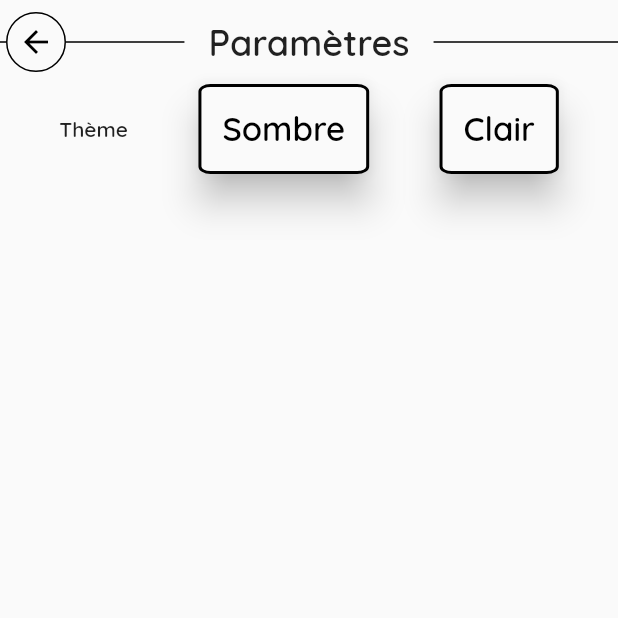
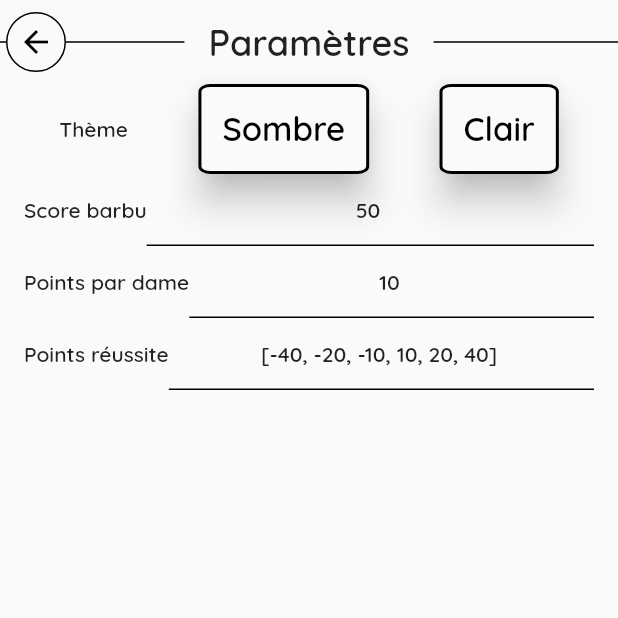
Before and after one commit to Zigotote/barbu_score, a Flutter app: the MySettings screen opened by its route, after a tap on "Sombre", on a phone screen of 412 x 824 dp, the top half of it. Run offline on Flutter 3.47's test engine with Material 2 defaults, Android fonts, the phone set to English and light mode, and no system bars; our stand-ins replace flutter_riverpod, go_router, reorderable_grid_view, shared_preferences, sprintf, wakelock; missing offline and left inert: flutter_circular_text, non_uniform_border; accounts and stored records are empty.

Commit message:
feat: add personnalize contract scores (without ux/ui)

```diff
--- a/lib/commons/models/contract_info.dart
+++ b/lib/commons/models/contract_info.dart
@@ -1,25 +1,34 @@
+import 'package:barbu_score/commons/models/domino_points_props.dart';
+
 import '../../main.dart';
 import 'contract_models.dart';
 
 /// List the names of the contracts for a party
 enum ContractsInfo {
-  barbu("Barbu", Routes.barbuOrNoLastTrickScores),
-  noHearts("Sans coeurs", Routes.noSomethingScores),
-  noQueens("Sans dames", Routes.noSomethingScores),
-  noTricks("Sans plis", Routes.noSomethingScores),
-  noLastTrick("Dernier", Routes.barbuOrNoLastTrickScores),
-  trumps("Salade", Routes.trumpsScores),
-  domino("Réussite", Routes.dominoScores);
+  barbu("Barbu", 50, Routes.barbuOrNoLastTrickScores),
+  noHearts("Sans coeurs", 5, Routes.noSomethingScores),
+  noQueens("Sans dames", 10, Routes.noSomethingScores),
+  noTricks("Sans plis", 5, Routes.noSomethingScores),
+  noLastTrick("Dernier", 40, Routes.barbuOrNoLastTrickScores),
+  trumps("Salade", null, Routes.trumpsScores),
+  domino(
+      "Réussite",
+      DominoPointsProps(
+        isFix: false,
+        points: [-40, -20, -10, 10, 20, 40],
+      ),
+      Routes.dominoScores);
 
-  const ContractsInfo(this.displayName, this.route);
+  const ContractsInfo(this.displayName, this.defaultPoints, this.route);
 
   final String displayName;
+  final dynamic defaultPoints;
   final String route;
 
   AbstractContractModel get contract {
     switch (this) {
       case ContractsInfo.barbu:
-        return BarbuContractModel();
+        return OneLooserContractModel(ContractsInfo.barbu);
       case ContractsInfo.noHearts:
         return NoHeartsContractModel();
       case ContractsInfo.noQueens:
@@ -27,7 +36,7 @@ enum ContractsInfo {
       case ContractsInfo.noTricks:
         return NoTricksContractModel();
       case ContractsInfo.noLastTrick:
-        return NoLastTrickContractModel();
+        return OneLooserContractModel(ContractsInfo.noLastTrick);
       case ContractsInfo.trumps:
         return TrumpsContractModel();
       case ContractsInfo.domino:
--- a/lib/commons/models/contract_models.dart
+++ b/lib/commons/models/contract_models.dart
@@ -1,7 +1,9 @@
 import 'dart:convert';
 
 import '../utils/globals.dart' as globals;
+import '../utils/storage.dart';
 import 'contract_info.dart';
+import 'domino_points_props.dart';
 
 /// An abstract class to fill the scores for a contract
 abstract class AbstractContractModel {
@@ -41,7 +43,7 @@ abstract class AbstractContractModel {
 
   Map<String, dynamic> toJson() {
     return {
-      "name": name.toString(),
+      "name": name,
       "scores": jsonEncode(_scores),
     };
   }
@@ -56,12 +58,14 @@ abstract class AbstractContractModel {
   bool setScores(Map<String, int> itemsByPlayer);
 }
 
-/// An abstract class to fill the scores for a contract which has only one looser
-abstract class AbstractOneLooserContractModel extends AbstractContractModel {
+/// A class to fill the scores for a contract which has only one looser
+class OneLooserContractModel extends AbstractContractModel {
   /// The number of points the looser will have for this contract
   final int _points;
 
-  AbstractOneLooserContractModel(String name, this._points) : super(name);
+  OneLooserContractModel(ContractsInfo contractsInfo)
+      : _points = MyStorage().getPoints(contractsInfo),
+        super(contractsInfo.name);
 
   @override
   Map<String, int> get playerItems => {
@@ -93,10 +97,10 @@ abstract class AbstractMultipleLooserContractModel
   final int _expectedItems;
 
   AbstractMultipleLooserContractModel(
-    String name,
-    this._pointsByItem,
+    ContractsInfo contractsInfo,
     this._expectedItems,
-  ) : super(name);
+  )   : _pointsByItem = MyStorage().getPoints(contractsInfo),
+        super(contractsInfo.name);
 
   /// Returns the maximal score for the contract
   int get expectedItems => _expectedItems;
@@ -131,30 +135,20 @@ abstract class AbstractMultipleLooserContractModel
   }
 }
 
-/// A barbu contract scores
-class BarbuContractModel extends AbstractOneLooserContractModel {
-  BarbuContractModel() : super(ContractsInfo.barbu.name, 50);
-}
-
 /// A no hearts contract scores
 class NoHeartsContractModel extends AbstractMultipleLooserContractModel {
   NoHeartsContractModel()
-      : super(ContractsInfo.noHearts.name, 5, globals.nbPlayers * 2);
+      : super(ContractsInfo.noHearts, globals.nbPlayers * 2);
 }
 
 /// A no queens contract scores
 class NoQueensContractModel extends AbstractMultipleLooserContractModel {
-  NoQueensContractModel() : super(ContractsInfo.noQueens.name, 10, 4);
+  NoQueensContractModel() : super(ContractsInfo.noQueens, 4);
 }
 
 /// A no tricks contract scores
 class NoTricksContractModel extends AbstractMultipleLooserContractModel {
-  NoTricksContractModel() : super(ContractsInfo.noTricks.name, 5, 8);
-}
-
-/// A no last trick contract scores
-class NoLastTrickContractModel extends AbstractOneLooserContractModel {
-  NoLastTrickContractModel() : super(ContractsInfo.noLastTrick.name, 40);
+  NoTricksContractModel() : super(ContractsInfo.noTricks, 8);
 }
 
 /// A trumps contract scores
@@ -173,8 +167,8 @@ class TrumpsContractModel extends AbstractContractModel {
 
 /// A domino contract scores
 class DominoContractModel extends AbstractContractModel {
-  /// The scores the player can have (it is a symmetric array)
-  final List<int> _rankScores = [40, 20, 10];
+  /// The scores the player can have
+  final DominoPointsProps _dominoPointsProps = MyStorage().getDominoPoints();
 
   DominoContractModel() : super(ContractsInfo.domino.name);
 
@@ -199,21 +193,30 @@ class DominoContractModel extends AbstractContractModel {
       (element1, element2) => element1.value - element2.value,
     );
 
-    double middleIndex = orderedPlayers.length / 2;
+    final List<int> dominoPoints = _dominoPointsProps.points;
+    final double middleIndex = orderedPlayers.length / 2;
     for (var player in orderedPlayers) {
-      int score = 0;
       int playerIndex = orderedPlayers.indexOf(player);
 
-      /// If the number of players is odd, and the player is in the middle rank, he has 0 points. Else it is calculated
-      if (orderedPlayers.length % 2 == 0 || middleIndex - 0.5 != playerIndex) {
-        /// The firsts players have a negative score, other have a positive score
-        if (playerIndex < middleIndex) {
-          score -= _rankScores[playerIndex];
-        } else {
-          score = _rankScores[orderedPlayers.length - playerIndex - 1];
+      if (_dominoPointsProps.isFix) {
+        _scores[player.key] = dominoPoints[playerIndex];
+      } else {
+        int score = 0;
+        // If the number of players is odd, and the player is in the middle rank, he has 0 points. Else it is calculated
+        if (orderedPlayers.length % 2 == 0 ||
+            middleIndex - 0.5 != playerIndex) {
+          // To get the first players scores, we read the array forward
+          if (playerIndex < middleIndex) {
+            score = dominoPoints[playerIndex];
+          }
+          // To get the last players scores, the array is read backward
+          else {
+            score = dominoPoints[
+                dominoPoints.length - (orderedPlayers.length - playerIndex)];
+          }
         }
+        _scores[player.key] = score;
       }
-      _scores[player.key] = score;
     }
     return true;
   }
--- /dev/null
+++ b/lib/commons/models/domino_points_props.dart
@@ -0,0 +1,10 @@
+/// A class for the points of a domino contract
+class DominoPointsProps {
+  /// The indicator if points are fix (that is points[0] always goes to 1st player, points[1] always goes to 2nd...) or are adapted depending on the number of players
+  final bool isFix;
+
+  /// The points for each player rank
+  final List<int> points;
+
+  const DominoPointsProps({required this.isFix, required this.points});
+}
--- a/lib/commons/utils/storage.dart
+++ b/lib/commons/utils/storage.dart
@@ -3,6 +3,8 @@ import 'dart:convert';
 import 'package:flutter/material.dart';
 import 'package:shared_preferences/shared_preferences.dart';
 
+import '../models/contract_info.dart';
+import '../models/domino_points_props.dart';
 import '../models/game.dart';
 import 'globals.dart' as globals;
 
@@ -10,6 +12,8 @@ import 'globals.dart' as globals;
 class MyStorage {
   static const String _gameKey = "game";
   static const String _appThemeKey = "appTheme";
+  static const String _dominoPoints = "dominoPoints";
+  static const String _dominoIsFix = "dominoIsFix";
 
   /// The accessor for storage
   static SharedPreferences? _storage;
@@ -58,8 +62,42 @@ class MyStorage {
         orElse: () => ThemeMode.system);
   }
 
-  /// Deletes the data saved in the store
-  void delete() {
-    _storage?.clear();
+  /// Gets the points associated to this contract. Returns default points if no personalized data saved
+  int getPoints(ContractsInfo contractsInfo) {
+    return _storage?.getInt(contractsInfo.name) ?? contractsInfo.defaultPoints;
+  }
+
+  /// Saves the points associated to domino contract
+  DominoPointsProps getDominoPoints() {
+    final bool? isFix = _storage?.getBool(MyStorage._dominoIsFix);
+    final List<int>? points = _storage
+        ?.getStringList(MyStorage._dominoPoints)
+        ?.map((e) => int.parse(e))
+        .toList();
+    if (isFix != null && points != null) {
+      return DominoPointsProps(isFix: isFix, points: points);
+    }
+    return ContractsInfo.domino.defaultPoints;
+  }
+
+  /// Saves the points associated to this contract
+  /// Do not use this method for domino scores
+  void savePoints(ContractsInfo contractsInfo, int points) {
+    _storage?.setInt(contractsInfo.name, points);
+  }
+
+  /// Saves the points associated to domino contract
+  void saveDominoPoints(DominoPointsProps props) {
+    _storage?.setBool(MyStorage._dominoIsFix, props.isFix);
+    _storage?.setStringList(
+      MyStorage._dominoPoints,
+      props.points.map((point) => point.toString()).toList(),
+    );
+  }
+
+  /// Deletes the data saved for the game in the store
+  void deleteGame() {
+    globals.nbPlayers = 0;
+    _storage?.remove(_gameKey);
   }
 }
--- a/lib/pages/finish_game/finish_game.dart
+++ b/lib/pages/finish_game/finish_game.dart
@@ -22,7 +22,7 @@ class FinishGame extends StatelessWidget {
       bottomWidget: ElevatedButton(
         child: const Text("Retour à l'accueil"),
         onPressed: () {
-          MyStorage().delete();
+          MyStorage().deleteGame();
           context.go(Routes.home);
         },
       ),
--- a/lib/pages/my_settings.dart
+++ b/lib/pages/my_settings.dart
@@ -1,5 +1,8 @@
+import 'package:barbu_score/commons/models/domino_points_props.dart';
 import 'package:flutter/material.dart';
 
+import '../commons/models/contract_info.dart';
+import '../commons/utils/storage.dart';
 import '../commons/widgets/default_page.dart';
 
 class MySettings extends StatelessWidget {
@@ -10,12 +13,69 @@ class MySettings extends StatelessWidget {
     return DefaultPage(
       title: "Paramètres",
       hasLeading: true,
-      content: Row(
-        mainAxisAlignment: MainAxisAlignment.spaceAround,
+      content: Column(
         children: [
-          const Text("Thème"),
-          ElevatedButton(onPressed: () {}, child: const Text('Sombre')),
-          ElevatedButton(onPressed: () {}, child: const Text('Clair'))
+          Row(
+            mainAxisAlignment: MainAxisAlignment.spaceAround,
+            children: [
+              const Text("Thème"),
+              ElevatedButton(onPressed: () {}, child: const Text('Sombre')),
+              ElevatedButton(onPressed: () {}, child: const Text('Clair'))
+            ],
+          ),
+          Row(
+            mainAxisAlignment: MainAxisAlignment.spaceAround,
+            children: [
+              const Text("Score barbu"),
+              Expanded(
+                child: TextFormField(
+                  textAlign: TextAlign.center,
+                  initialValue:
+                      MyStorage().getPoints(ContractsInfo.barbu).toString(),
+                  onChanged: (value) => MyStorage()
+                      .savePoints(ContractsInfo.barbu, int.parse(value)),
+                ),
+              ),
+            ],
+          ),
+          Row(
+            mainAxisAlignment: MainAxisAlignment.spaceAround,
+            children: [
+              const Text("Points par dame"),
+              Expanded(
+                child: TextFormField(
+                  textAlign: TextAlign.center,
+                  initialValue:
+                      MyStorage().getPoints(ContractsInfo.noQueens).toString(),
+                  onChanged: (value) => MyStorage()
+                      .savePoints(ContractsInfo.noQueens, int.parse(value)),
+                ),
+              ),
+            ],
+          ),
+          Row(
+            mainAxisAlignment: MainAxisAlignment.spaceAround,
+            children: [
+              const Text("Points réussite"),
+              Expanded(
+                child: TextFormField(
+                  textAlign: TextAlign.center,
+                  initialValue: MyStorage().getDominoPoints().points.toString(),
+                  onChanged: (value) => MyStorage().saveDominoPoints(
+                    DominoPointsProps(
+                      isFix: false,
+                      points: value
+                          .replaceFirst("[", "")
+                          .replaceFirst("]", "")
+                          .split(",")
+                          .map((e) => int.parse(e))
+                          .toList(),
+                    ),
+                  ),
+                ),
+              ),
+            ],
+          )
         ],
       ),
     );
```
Also changed, not shown: lib/pages/my_home.dart (+11 -4 lines).
